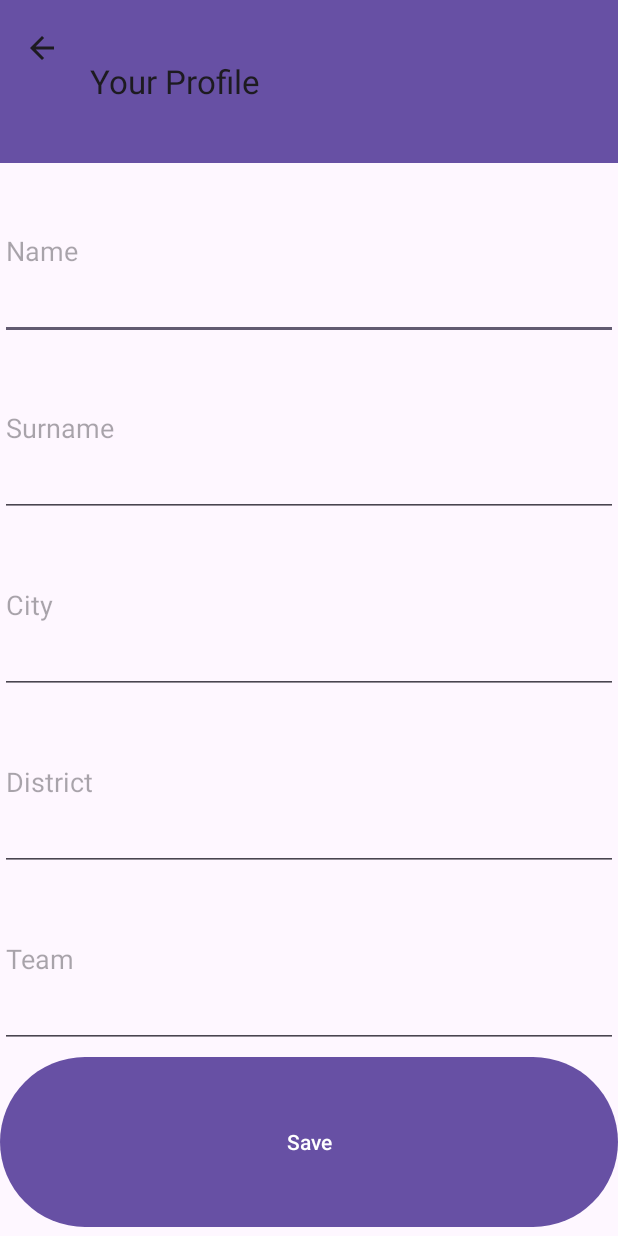
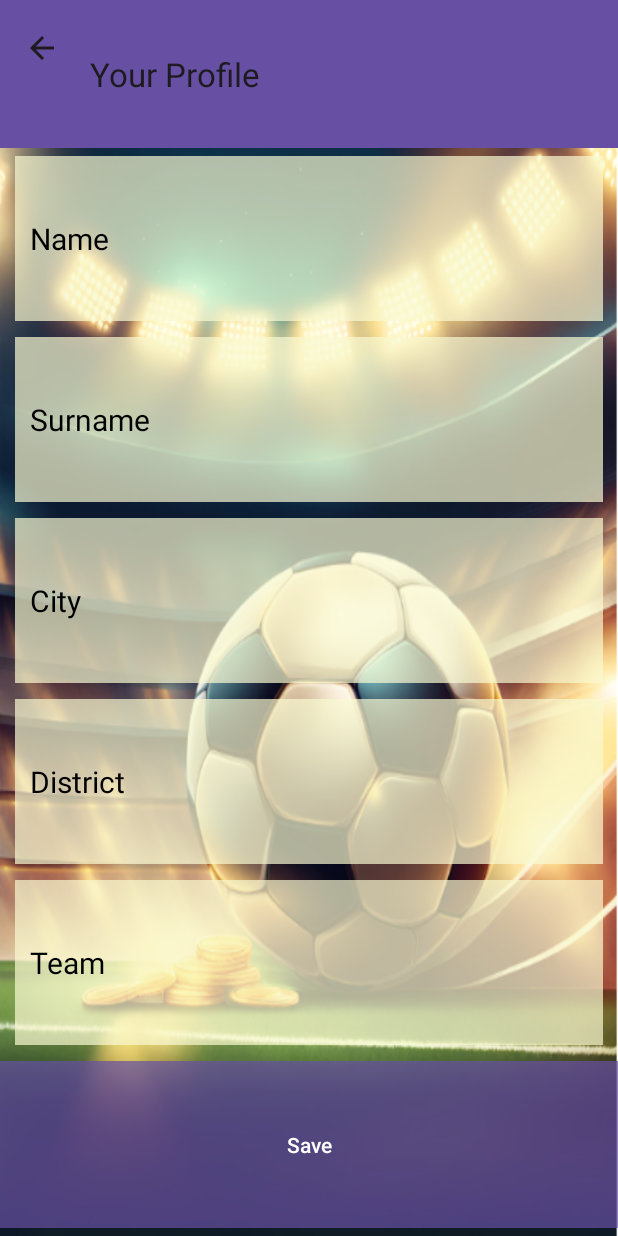
Before and after one commit to Baturalp52/mobile-bet-game, an Android app: the ProfileActivity screen opened directly, with no data from a screen before it, on a phone screen of 412 x 824 dp. Run offline under Robolectric (Android 15) with nearby library versions, the phone set to English and light mode, and no system bars; our stand-ins replace Room's generated code.

Commit message:
profile activity update

```diff
--- a/app/src/main/res/layout/activity_profile.xml
+++ b/app/src/main/res/layout/activity_profile.xml
@@ -5,6 +5,7 @@
     android:id="@+id/et"
     android:layout_width="match_parent"
     android:layout_height="match_parent"
+    android:background="@drawable/bg"
     android:orientation="vertical"
     tools:context=".ProfileActivity">
 
@@ -22,53 +23,83 @@
         android:id="@+id/etName"
         android:layout_width="match_parent"
         android:layout_height="wrap_content"
+        android:layout_marginHorizontal="10dp"
+        android:layout_marginVertical="5dp"
         android:layout_weight="1"
+        android:background="#B3FAFAD2"
         android:ems="10"
         android:hint="Name"
-        android:inputType="text" />
+        android:inputType="text"
+        android:padding="10dp"
+        android:textColorHint="@color/black"
+        android:textSize="20sp" />
 
     <EditText
         android:id="@+id/etSurname"
         android:layout_width="match_parent"
         android:layout_height="wrap_content"
+        android:layout_marginHorizontal="10dp"
+        android:layout_marginVertical="5dp"
         android:layout_weight="1"
+        android:background="#B3FAFAD2"
         android:ems="10"
         android:hint="Surname"
-        android:inputType="text" />
+        android:inputType="text"
+        android:padding="10dp"
+        android:textColorHint="@color/black"
+        android:textSize="20sp" />
 
     <EditText
         android:id="@+id/etCity"
         android:layout_width="match_parent"
         android:layout_height="wrap_content"
+        android:layout_marginHorizontal="10dp"
+        android:layout_marginVertical="5dp"
         android:layout_weight="1"
+        android:background="#B3FAFAD2"
         android:ems="10"
         android:hint="City"
-        android:inputType="text" />
+        android:inputType="text"
+        android:padding="10dp"
+        android:textColorHint="@color/black"
+        android:textSize="20sp" />
 
     <EditText
         android:id="@+id/etDistrict"
         android:layout_width="match_parent"
         android:layout_height="wrap_content"
+        android:layout_marginHorizontal="10dp"
+        android:layout_marginVertical="5dp"
         android:layout_weight="1"
+        android:background="#B3FAFAD2"
         android:ems="10"
         android:hint="District"
-        android:inputType="text" />
+        android:inputType="text"
+        android:padding="10dp"
+        android:textColorHint="@color/black"
+        android:textSize="20sp" />
 
     <EditText
         android:id="@+id/etTeam"
         android:layout_width="match_parent"
         android:layout_height="wrap_content"
+        android:layout_marginHorizontal="10dp"
+        android:layout_marginVertical="5dp"
         android:layout_weight="1"
+        android:background="#B3FAFAD2"
         android:ems="10"
         android:hint="Team"
-        android:inputType="text" />
+        android:inputType="text"
+        android:padding="10dp"
+        android:textColorHint="@color/black"
+        android:textSize="20sp" />
 
     <Button
         android:id="@+id/profileBtn"
         android:layout_width="match_parent"
         android:layout_height="wrap_content"
-        android:layout_marginVertical="2dp"
+        android:layout_marginVertical="5dp"
         android:layout_weight="1"
+        android:background="#B31C1C04"
         android:text="Save" />
-
 </LinearLayout>
```
Also changed, not shown: app/src/main/res/drawable/bg.png (added).
